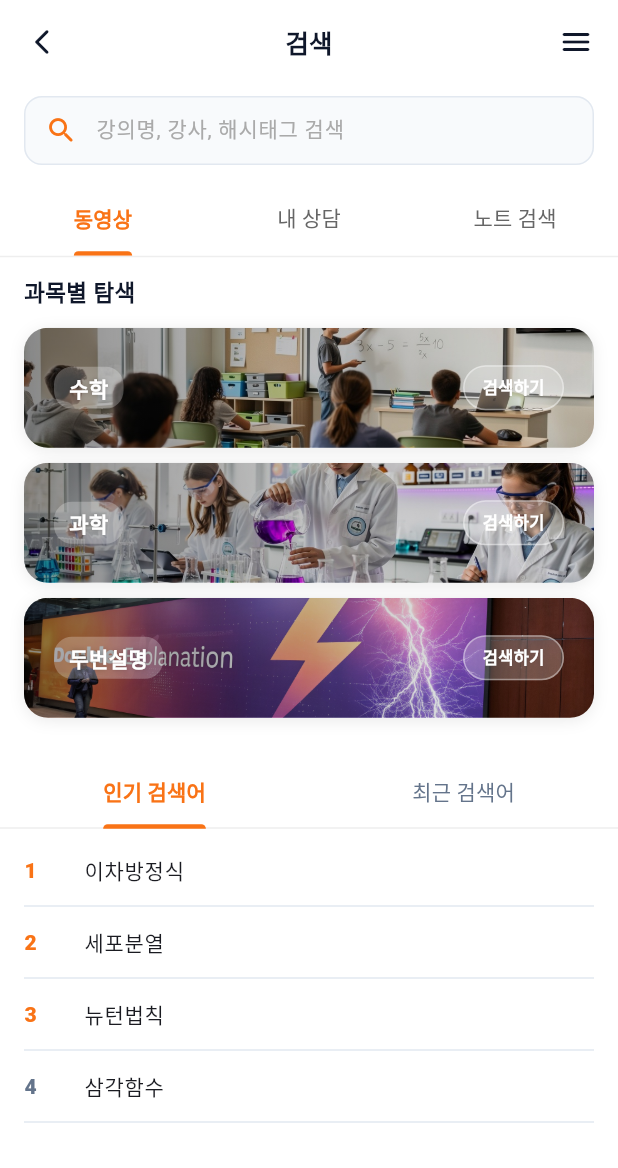
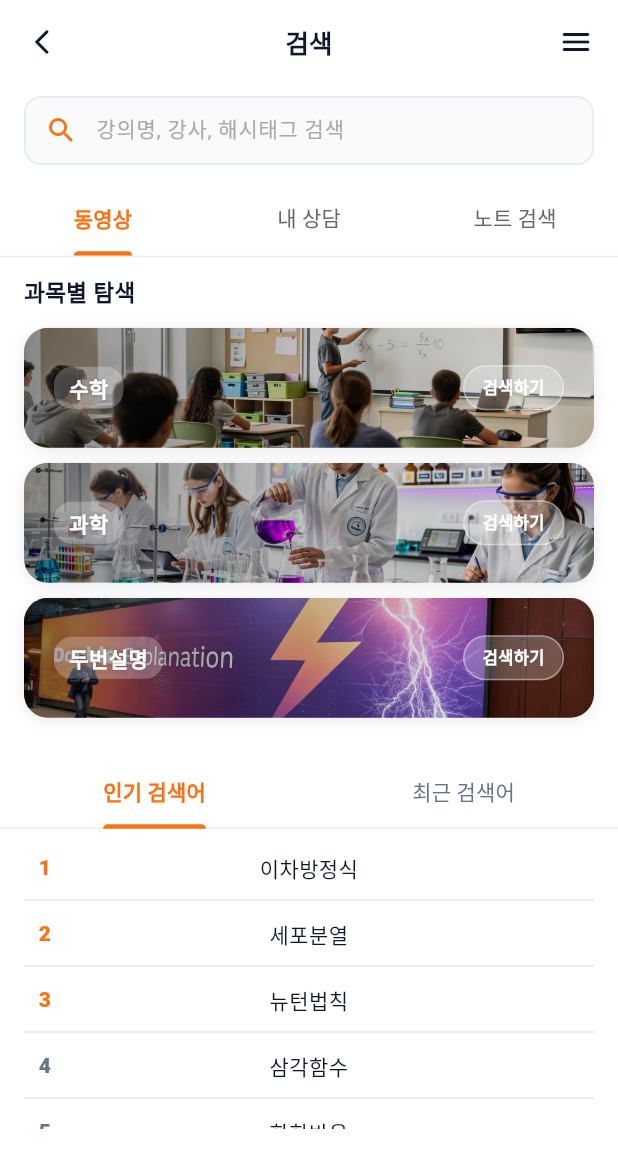
Before and after one commit to 3000answer-code/minitutor-data, a Flutter app: the SearchScreen screen opened directly, on a phone screen of 412 x 824 dp. Shown: the top 1168 px of the screen. Run offline on Flutter 3.47's test engine with Material 3 defaults, Android fonts, the phone set to English and light mode, and no system bars; our stand-ins replace cached_network_image, chewie, percent_indicator, shared_preferences, video_player, webview_flutter; missing offline and left inert: dart:html, dart:js, dart:ui_web, webview_flutter_android; accounts and stored records are empty; Roboto replaces fonts that are missing (Pretendard).

Commit message:
v068 – 검색 화면: 인기/최근 검색어 키워드 중앙 정렬, 최근검색 헤더 상단 배치

```diff
--- a/lib/screens/search/search_screen.dart
+++ b/lib/screens/search/search_screen.dart
@@ -1260,8 +1260,9 @@ class _SearchScreenState extends State<SearchScreen>
               children: [
                 _buildKeywordList(appState.popularSearches, isPopular: true),
                 Column(crossAxisAlignment: CrossAxisAlignment.start, children: [
+                  // '최근 검색' / '전체 삭제' 헤더를 최상단에 바짝 붙임
                   Padding(
-                    padding: const EdgeInsets.fromLTRB(16, 12, 16, 4),
+                    padding: const EdgeInsets.fromLTRB(16, 6, 8, 0),
                     child: Row(children: [
                       Text(T('search_recent_label'),
                           style: const TextStyle(
@@ -1269,13 +1270,18 @@ class _SearchScreenState extends State<SearchScreen>
                               fontWeight: FontWeight.w600,
                               color: AppColors.textSecondary)),
                       const Spacer(),
-                      TextButton(
-                          onPressed: appState.clearRecentSearches,
+                      GestureDetector(
+                        onTap: appState.clearRecentSearches,
+                        child: Padding(
+                          padding: const EdgeInsets.symmetric(horizontal: 8, vertical: 4),
                           child: Text(T('search_clear_all'),
                               style: const TextStyle(
-                                  fontSize: 12, color: AppColors.textHint))),
-                    ]),
-                  ),
+                                  fontSize: 12, color: AppColors.textHint)),
+                        ),
+                      ),
+                    ]),
+                  ),
+                  const Divider(height: 1, indent: 16, endIndent: 16, color: Color(0xFFEEEEEE)),
                   Expanded(
                       child: _buildKeywordList(appState.recentSearches,
                           isPopular: false)),
@@ -1301,30 +1307,55 @@ class _SearchScreenState extends State<SearchScreen>
       itemCount: keywords.length.clamp(0, 8),
       separatorBuilder: (_, __) =>
           const Divider(height: 0, indent: 16, endIndent: 16),
-      itemBuilder: (_, i) => ListTile(
-        dense: true,
-        leading: isPopular
+      itemBuilder: (_, i) {
+        return InkWell(
+          onTap: () {
+            _controller.text = keywords[i];
+            _search(keywords[i]);
+          },
+          child: Container(
+            padding: const EdgeInsets.symmetric(vertical: 12, horizontal: 16),
+            child: Row(
+              children: [
+                // 왼쪽 아이콘/번호
+                SizedBox(
+                  width: 28,
+                  child: isPopular
                       ? Text('${i + 1}',
+                          textAlign: TextAlign.center,
                           style: TextStyle(
                               fontSize: 14,
                               fontWeight: FontWeight.w800,
                               color: i < 3 ? _kOrange : AppColors.textSecondary))
                       : const Icon(Icons.history_rounded,
                           size: 18, color: AppColors.textHint),
-        title:
-            Text(keywords[i], style: const TextStyle(fontSize: 14)),
-        trailing: !isPopular
-            ? IconButton(
-                icon: const Icon(Icons.close,
+                ),
+                // 검색어: 중앙 배치
+                Expanded(
+                  child: Text(
+                    keywords[i],
+                    textAlign: TextAlign.center,
+                    style: const TextStyle(fontSize: 14, color: AppColors.textPrimary),
+                  ),
+                ),
+                // 오른쪽: 삭제 버튼 또는 동일 너비 빈 공간
+                SizedBox(
+                  width: 28,
+                  child: !isPopular
+                      ? GestureDetector(
+                          onTap: () {
+                            context.read<AppState>().removeRecentSearch(keywords[i]);
+                          },
+                          child: const Icon(Icons.close,
                               size: 16, color: AppColors.textHint),
-                onPressed: () {},
                         )
                       : null,
-        onTap: () {
-          _controller.text = keywords[i];
-          _search(keywords[i]);
+                ),
+              ],
+            ),
+          ),
+        );
       },
-      ),
     );
   }
 
--- a/lib/services/app_state.dart
+++ b/lib/services/app_state.dart
@@ -570,6 +570,14 @@ class AppState extends ChangeNotifier {
     }
   }
 
+  void removeRecentSearch(String query) {
+    _recentSearches.remove(query);
+    notifyListeners();
+    if (_isLoggedIn) {
+      _authService.saveRecentSearches(_userId, _recentSearches);
+    }
+  }
+
   void setProgressSubject(String subject) {
     _progressSubject = subject;
     notifyListeners();
```
Lines whose indentation alone changed are shown as unchanged.
